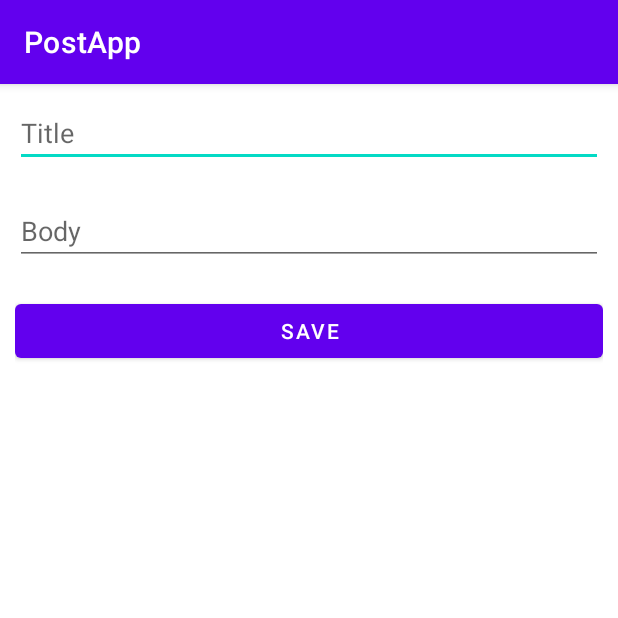
After one commit to nicksiwa/android-simple-post-app, an Android app: the CreatePostActivity screen opened directly, with no data from a screen before it, on a phone screen of 412 x 824 dp, the top half of it. The commit adds this screen. Run offline under Robolectric (Android 15) with nearby library versions, the phone set to English and light mode, and no system bars.

Commit message:
Add CRUD

```diff
--- /dev/null
+++ b/app/src/main/java/com/example/postapp/CreatePostActivity.kt
@@ -0,0 +1,53 @@
+package com.example.postapp
+
+import android.content.Intent
+import androidx.appcompat.app.AppCompatActivity
+import android.os.Bundle
+import android.view.View
+import android.widget.EditText
+import android.widget.Toast
+import com.example.postapp.model.Post
+import com.example.postapp.service.IService
+import com.example.postapp.service.ServiceBuilder
+import retrofit2.Call
+import retrofit2.Callback
+import retrofit2.Response
+
+class CreatePostActivity : AppCompatActivity() {
+    private lateinit var postTitleEditText: EditText
+    private lateinit var postBodyEditText: EditText
+
+    override fun onCreate(savedInstanceState: Bundle?) {
+        super.onCreate(savedInstanceState)
+        setContentView(R.layout.post_form)
+
+        postTitleEditText = findViewById(R.id.post_title_edit_text)
+        postBodyEditText = findViewById(R.id.post_body_edit_text)
+    }
+
+    fun onClickSave(view: View) {
+        val post = Post(
+            title = postTitleEditText.text.toString(),
+            body = postBodyEditText.text.toString()
+        )
+
+        createPost(post)
+    }
+
+    private fun createPost(post: Post) {
+        val request = ServiceBuilder.buildService(IService::class.java)
+        val call = request.addPost(post)
+
+        call.enqueue(object : Callback<Post> {
+            override fun onResponse(call: Call<Post>, response: Response<Post>) {
+                val intent = Intent(this@CreatePostActivity, MainActivity::class.java)
+                startActivity(intent)
+                Toast.makeText(this@CreatePostActivity, "Create Successful", Toast.LENGTH_LONG).show()
+            }
+
+            override fun onFailure(call: Call<Post>, t: Throwable) {
+                Toast.makeText(this@CreatePostActivity, "${t.message}", Toast.LENGTH_LONG).show()
+            }
+        })
+    }
+}
--- a/app/src/main/java/com/example/postapp/adapter/PostsAdapter.kt
+++ b/app/src/main/java/com/example/postapp/adapter/PostsAdapter.kt
@@ -26,6 +26,7 @@ class PostsAdapter(
 
     override fun onBindViewHolder(holder: PostsViewHolder, position: Int) {
         holder.title.text = posts[position].title
+        holder.body.text = posts[position].body
         holder.itemView.setOnClickListener {
             val intent = Intent(context, PostDetail::class.java)
             intent.putExtra("postID", posts[position].id)
@@ -39,5 +40,6 @@ class PostsAdapter(
 }
 
 class PostsViewHolder(itemView: View) : RecyclerView.ViewHolder(itemView) {
-    val title: TextView = itemView.findViewById<TextView>(R.id.post_item_title)
+    val title: TextView = itemView.findViewById(R.id.post_item_title)
+    val body: TextView = itemView.findViewById(R.id.post_item_body)
 }
--- a/app/src/main/java/com/example/postapp/model/Post.kt
+++ b/app/src/main/java/com/example/postapp/model/Post.kt
@@ -3,7 +3,7 @@ package com.example.postapp.model
 import com.google.gson.annotations.SerializedName
 
 data class Post(
-    @SerializedName("id") val id: Int,
+    @SerializedName("id") val id: Int? = null,
     @SerializedName("title") val title: String,
     @SerializedName("body") val body: String?
 )
--- a/app/src/main/java/com/example/postapp/service/IService.kt
+++ b/app/src/main/java/com/example/postapp/service/IService.kt
@@ -2,13 +2,21 @@ package com.example.postapp.service
 
 import com.example.postapp.model.Post
 import retrofit2.Call
-import retrofit2.http.GET
-import retrofit2.http.Path
+import retrofit2.http.*
 
 interface IService {
-    @GET("/posts")
+    @GET("posts")
     fun getAllPosts(): Call<List<Post>>
 
-    @GET("/posts/{id}")
-    fun getPost(@Path("id") id: String): Call<Post>
+    @GET("posts/{id}")
+    fun getPost(@Path("id") id: Int): Call<Post>
+
+    @POST("posts")
+    fun addPost(@Body post: Post): Call<Post>
+
+    @PUT("posts/{id}")
+    fun editPost(@Path("id") id: Int, @Body post: Post): Call<Post>
+
+    @DELETE("posts/{id}")
+    fun deletePost(@Path("id") id: Int): Call<Post>
 }
--- a/app/src/main/java/com/example/postapp/service/Service.kt
+++ b/app/src/main/java/com/example/postapp/service/Service.kt
@@ -5,7 +5,7 @@ import retrofit2.Retrofit
 import retrofit2.converter.gson.GsonConverterFactory
 
 object ServiceBuilder {
-    private const val baseUrl = "https://jsonplaceholder.typicode.com"
+    private const val baseUrl = "http://172.16.4.134:3000/"
     private val client = OkHttpClient.Builder().build()
     private val retrofit = Retrofit.Builder()
             .baseUrl(baseUrl)
--- /dev/null
+++ b/app/src/main/res/layout/post_form.xml
@@ -0,0 +1,30 @@
+<?xml version="1.0" encoding="utf-8"?>
+<LinearLayout xmlns:android="http://schemas.android.com/apk/res/android"
+    xmlns:tools="http://schemas.android.com/tools"
+    android:layout_width="match_parent"
+    android:layout_height="match_parent"
+    tools:context=".EditPostActivity"
+    android:layout_margin="10dp"
+    android:orientation="vertical">
+
+    <EditText
+        android:id="@+id/post_title_edit_text"
+        android:hint="Title"
+        android:layout_width="match_parent"
+        android:layout_height="wrap_content"
+        android:layout_marginBottom="20dp" />
+
+    <EditText
+        android:id="@+id/post_body_edit_text"
+        android:hint="Body"
+        android:layout_width="match_parent"
+        android:layout_height="wrap_content"
+        android:layout_marginBottom="20dp" />
+
+    <Button
+        android:text="Save"
+        android:onClick="onClickSave"
+        android:layout_width="match_parent"
+        android:layout_height="wrap_content" />
+
+</LinearLayout>
```
Also changed, not shown: app/src/main/AndroidManifest.xml (+5 -2 lines), app/src/main/java/com/example/postapp/EditPostActivity.kt (added, +54 -0 lines), app/src/main/java/com/example/postapp/MainActivity.kt (+6 -1 lines), app/src/main/java/com/example/postapp/PostDetail.kt (+45 -6 lines), app/src/main/res/drawable/ic_baseline_add.xml (added, +10 -0 lines), app/src/main/res/layout/activity_create_post.xml (added, +9 -0 lines), app/src/main/res/layout/activity_main.xml (+10 -1 lines), app/src/main/res/layout/activity_post_detail.xml (+15 -0 lines), app/src/main/res/layout/post_item.xml (+10 -2 lines).
